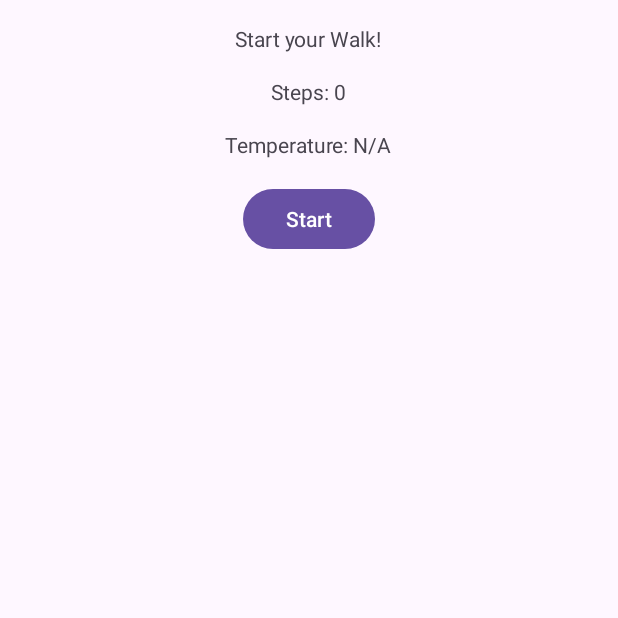
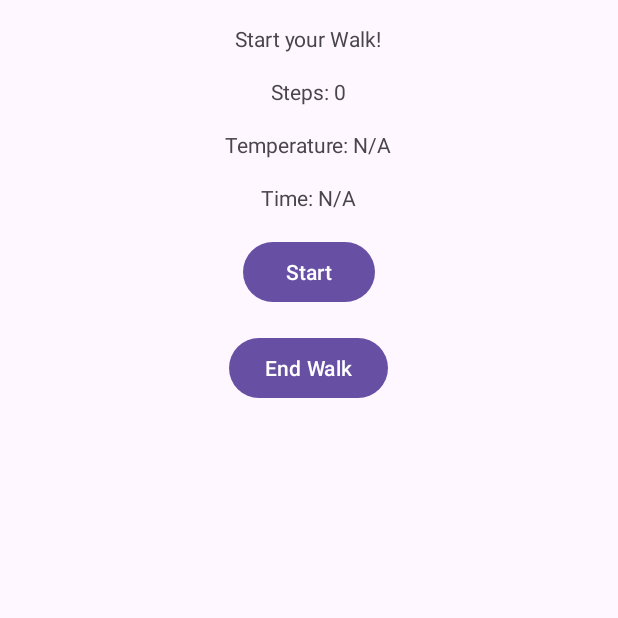
Before and after one commit to aliensexistbro/DogDiary, an Android app: the Walk screen opened directly, with no data from a screen before it, on a phone screen of 412 x 824 dp, the top half of it. Run offline under Robolectric (Android 15) with nearby library versions, the phone set to English and light mode, and no system bars.

Commit message:
walk stuff

```diff
--- a/app/src/main/java/com/example/dog/ActivityLog.java
+++ b/app/src/main/java/com/example/dog/ActivityLog.java
@@ -87,11 +87,11 @@ public class ActivityLog extends AppCompatActivity {
             }
         } else {
             if (constant.equals(Constants.POOP_COUNT)) {
-                long id = myDatabase.insertPhotoData("none", getCurrentDate(), 1, 0, 0, 0);
+                long id = myDatabase.insertPhotoData("none", getCurrentDate(), 1, 0, 0, 0,0,0);
             } else if (constant.equals(Constants.PEE_COUNT)) {
-                long id = myDatabase.insertPhotoData("none", getCurrentDate(), 0, 1, 0, 0);
+                long id = myDatabase.insertPhotoData("none", getCurrentDate(), 0, 1, 0, 0, 0,0);
             } else if (constant.equals(Constants.FOOD_COUNT)) {
-                long id = myDatabase.insertPhotoData("none", getCurrentDate(), 0, 0, 1, 0);
+                long id = myDatabase.insertPhotoData("none", getCurrentDate(), 0, 0, 1, 0,0,0);
             }
             saveDogInfo(constant, getCurrentTime());
         }
--- a/app/src/main/java/com/example/dog/Constants.java
+++ b/app/src/main/java/com/example/dog/Constants.java
@@ -12,6 +12,10 @@ public class Constants {
 
     public static final String FOOD_COUNT = "FoodCount";
 
+    public static final String WALK_STEP_COUNT = "StepCount";
+
+    public static final String WALK_TIME = "WalkTimeCount";
+
     public static final String WALK_COUNT = "WalkCount";
     public static final int DATABASE_VERSION = 1;
 }
--- a/app/src/main/java/com/example/dog/ImagePreviewActivity.java
+++ b/app/src/main/java/com/example/dog/ImagePreviewActivity.java
@@ -98,11 +98,10 @@ public class ImagePreviewActivity extends AppCompatActivity {
         MyDatabase myDatabase = new MyDatabase(this);
         Cursor cursor = myDatabase.getPhotoDataForToday();
         if (cursor != null && cursor.getCount() > 0) {
-            //(String oldTimestamp, String newPhotoPath, String newTimestamp)
             myDatabase.updateData(Constants.PHOTO_PATH, timestamp.toString(), imageUri.toString());
         } else {
             // Handle case where there is no data for today
-            long id = myDatabase.insertPhotoData(imageUri.toString(), timestamp.toString(), 0,0,0, 0);
+            long id = myDatabase.insertPhotoData(imageUri.toString(), timestamp.toString(), 0,0,0, 0,0,0);
             if (id != -1) {
                 Toast.makeText(this, "Data saved to database" + timestamp, Toast.LENGTH_SHORT).show();
             } else {
--- a/app/src/main/java/com/example/dog/MyHelper.java
+++ b/app/src/main/java/com/example/dog/MyHelper.java
@@ -18,7 +18,9 @@ public class MyHelper extends SQLiteOpenHelper {
                     Constants.POOP_COUNT + " INTEGER, " +
                     Constants.PEE_COUNT + " INTEGER, " +
                     Constants.FOOD_COUNT + " INTEGER , " +
-                    Constants.WALK_COUNT + " INTEGER);";
+                    Constants.WALK_COUNT + " INTEGER, " +
+                    Constants.WALK_STEP_COUNT + " INTEGER , " +
+                    Constants.WALK_TIME + " INTEGER);";
 
     private static final String DROP_TABLE = "DROP TABLE IF EXISTS " + Constants.TABLE_NAME;
 
--- a/app/src/main/res/layout/activity_camera.xml
+++ b/app/src/main/res/layout/activity_camera.xml
@@ -25,8 +25,4 @@
         android:background="@drawable/baseline_circle_75"
         />
 
-
-
-
-
 </LinearLayout>
--- a/app/src/main/res/layout/walk.xml
+++ b/app/src/main/res/layout/walk.xml
@@ -31,12 +31,29 @@
         android:layout_marginTop="16dp"
         android:layout_centerHorizontal="true"/>
 
+    <TextView
+        android:id="@+id/timeTextView"
+        android:layout_width="wrap_content"
+        android:layout_height="wrap_content"
+        android:text="Time: N/A"
+        android:layout_below="@id/temperatureTextView"
+        android:layout_marginTop="16dp"
+        android:layout_centerHorizontal="true"/>
+
     <Button
         android:id="@+id/startStopButton"
         android:layout_width="wrap_content"
         android:layout_height="wrap_content"
         android:text="Start"
-        android:layout_below="@id/temperatureTextView"
+        android:layout_below="@id/timeTextView"
+        android:layout_marginTop="16dp"
+        android:layout_centerHorizontal="true"/>
+    <Button
+        android:id="@+id/endButton"
+        android:layout_width="wrap_content"
+        android:layout_height="wrap_content"
+        android:text="End Walk"
+        android:layout_below="@id/startStopButton"
         android:layout_marginTop="16dp"
         android:layout_centerHorizontal="true"/>
 </RelativeLayout>
```
Also changed, not shown: app/src/main/java/com/example/dog/MainActivity.java (+18 -8 lines), app/src/main/java/com/example/dog/MyDatabase.java (+7 -2 lines), app/src/main/java/com/example/dog/Walk.java (+81 -10 lines), app/src/main/res/layout/activity_main.xml (+12 -2 lines).
